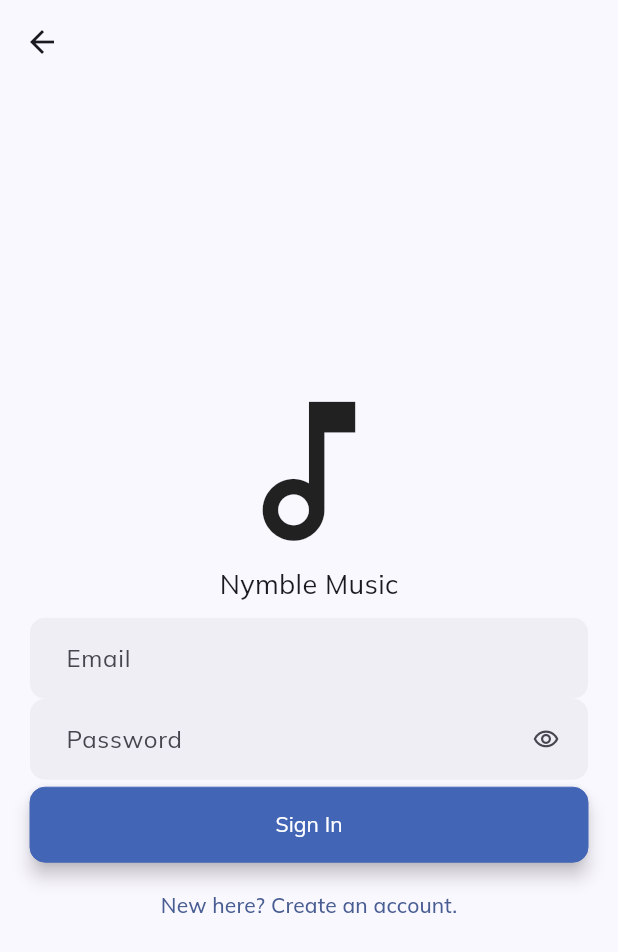
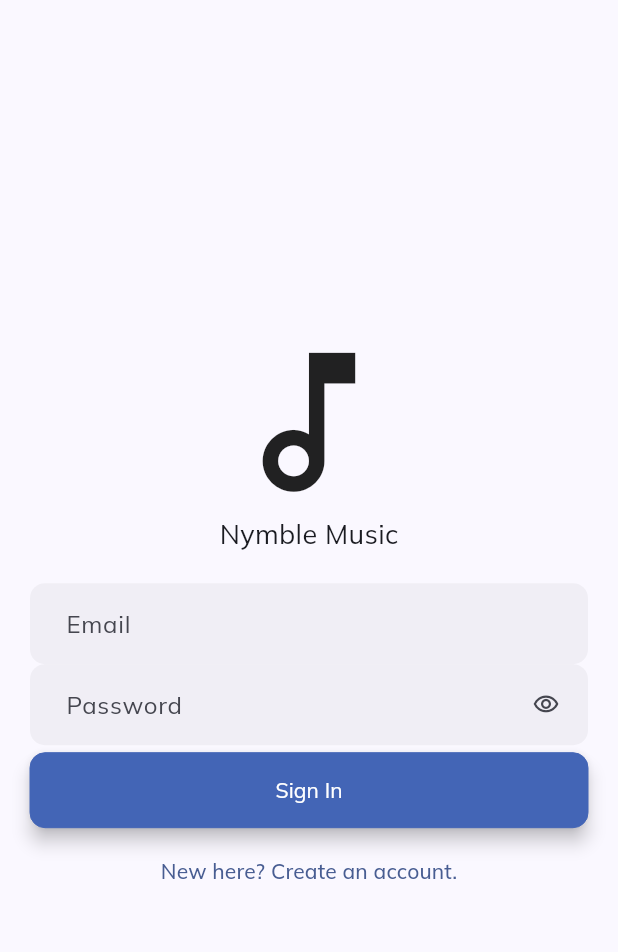
Before and after one commit to Vidhanth/nymble_music, a Flutter app: the AuthScreen screen opened directly, on a phone screen of 412 x 824 dp. Shown: the top 952 px of the screen. Run offline on Flutter 3.47's test engine with Material 3 defaults, Android fonts, the phone set to English and light mode, and no system bars; our stand-ins replace animate_do, audioplayers, connectivity_plus, flutter_bloc, google_fonts, hive_flutter and 2 more; missing offline and left inert: animated_progress_bar; accounts and stored records are empty.

Commit message:
Add clean animations and other QOL improvements

```diff
--- a/lib/bloc/observer.dart
+++ b/lib/bloc/observer.dart
@@ -11,7 +11,7 @@ class NMBlocObserver extends BlocObserver {
     super.onCreate(bloc);
 
     if (bloc is AuthBloc) {
-      await Future.delayed(1.seconds);
+      await Future.delayed(1800.milliseconds);
       final email = PrefsHelper.instance.getString(emailPrefsKey);
       final password = PrefsHelper.instance.getString(passwordPrefsKey);
 
--- a/lib/bloc/songs/songs_state.dart
+++ b/lib/bloc/songs/songs_state.dart
@@ -19,12 +19,12 @@ final class SongsLoaded extends SongsState {
   final String filter;
   final List<int>? userFavorites;
 
-  Set<String> get allFilters {
+  List<String> get allFilters {
     Set<String> filters = {};
     for (Song song in songs) {
       filters.addAll(song.genres);
     }
-    return filters;
+    return filters.toList();
   }
 
   SongsLoaded copyWith({List<Song>? songs, String? searchQuery, String? filter, List<int>? userFavorites}) {
--- a/lib/presentation/screens/auth_screen.dart
+++ b/lib/presentation/screens/auth_screen.dart
@@ -33,7 +33,6 @@ class _AuthScreenState extends State<AuthScreen> {
   @override
   Widget build(BuildContext context) {
     return Scaffold(
-      appBar: AppBar(),
       body: Padding(
         padding: const EdgeInsets.all(20.0),
         child: Center(
@@ -50,8 +49,10 @@ class _AuthScreenState extends State<AuthScreen> {
             },
             builder: (context, state) {
               if (state is AuthLoading || state is AuthSuccess) {
-                return CircularProgressIndicator(
+                return FadeInUp(
+                  child: CircularProgressIndicator(
                     color: Theme.of(context).colorScheme.surfaceTint,
+                  ),
                 );
               }
 
@@ -71,16 +72,25 @@ class _AuthScreenState extends State<AuthScreen> {
                     children: [
                       const Logo(),
                       const SizedBox(
-                        height: 10,
+                        height: 20,
                       ),
-                      InputField(
+                      FadeInUp(
+                        duration: 500.milliseconds,
+                        child: InputField(
                           controller: emailController,
+                          inputType: TextInputType.emailAddress,
                           hint: "Email",
                         ),
-                      InputField(
+                      ),
+                      FadeInUp(
+                        delay: 100.milliseconds,
+                        duration: 500.milliseconds,
+                        child: InputField(
                           controller: passwordController,
                           hint: "Password",
+                          textInputAction: isSignInPage ? TextInputAction.done : TextInputAction.none,
                           inputType: TextInputType.visiblePassword,
+                        ),
                       ),
                       AnimatedContainer(
                         duration: 500.milliseconds,
@@ -100,27 +110,33 @@ class _AuthScreenState extends State<AuthScreen> {
                       const SizedBox(
                         height: 5,
                       ),
-                      Button(
+                      FadeInUp(
+                        delay: 200.milliseconds,
+                        child: Button(
                           label: isSignInPage ? "Sign In" : "Sign Up",
                           onTap: () {
                             if (isSignInPage) {
                               context.read<AuthBloc>().add(AuthLoginRequested(emailController.text.trim(), passwordController.text.trim()));
                               return;
                             }
-                          context.read<AuthBloc>().add(
-                              AuthSignupRequested(emailController.text.trim(), passwordController.text.trim(), confirmPasswordController.text.trim()));
+                            context.read<AuthBloc>().add(AuthSignupRequested(
+                                emailController.text.trim(), passwordController.text.trim(), confirmPasswordController.text.trim()));
                           },
+                        ),
                       ),
                       const SizedBox(
                         height: 5,
                       ),
-                      TextButton(
+                      FadeInUp(
+                        delay: 300.milliseconds,
+                        child: TextButton(
                           onPressed: () {
                             context.read<AuthBloc>().add(AuthFormChangeRequested());
                           },
                           child: Text(
                             isSignInPage ? "New here? Create an account." : "Already have an account? Sign in instead.",
                             style: montserratText,
+                          ),
                         ),
                       )
                     ],
--- a/lib/presentation/screens/splash_screen.dart
+++ b/lib/presentation/screens/splash_screen.dart
@@ -1,3 +1,4 @@
+import 'package:animate_do/animate_do.dart';
 import 'package:flutter/material.dart';
 import 'package:flutter_bloc/flutter_bloc.dart';
 import 'package:nymble_music/bloc/auth/auth_bloc.dart';
@@ -5,6 +6,7 @@ import 'package:nymble_music/helpers/navigation_helper.dart';
 import 'package:nymble_music/presentation/components/logo/logo.dart';
 import 'package:nymble_music/presentation/screens/auth_screen.dart';
 import 'package:nymble_music/presentation/screens/home_screen.dart';
+import 'package:nymble_music/utils/extensions.dart';
 
 class SplashScreen extends StatefulWidget {
   const SplashScreen({super.key});
@@ -27,6 +29,8 @@ class _SplashScreenState extends State<SplashScreen> {
       },
       child: Scaffold(
         body: Center(
+          child: ZoomIn(
+            duration: 1500.milliseconds,
             child: Column(
               mainAxisAlignment: MainAxisAlignment.center,
               children: [
@@ -46,6 +50,7 @@ class _SplashScreenState extends State<SplashScreen> {
             ),
           ),
         ),
+      ),
     );
   }
 }
```
Also changed, not shown: lib/presentation/components/song_item.dart (+23 -3 lines), lib/presentation/screens/details_screen.dart (+27 -5 lines), lib/presentation/screens/home_screen.dart (+27 -4 lines). Lines whose indentation alone changed are shown as unchanged.
